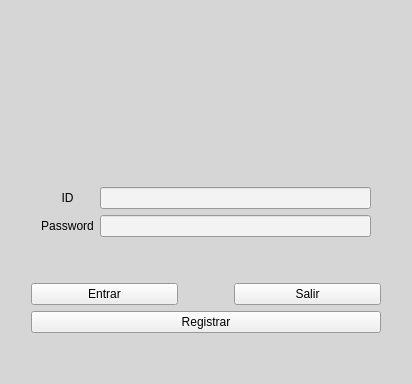
jeremyroa/Proyecto_RJ, file Food_system/login.ui: the form before one commit.
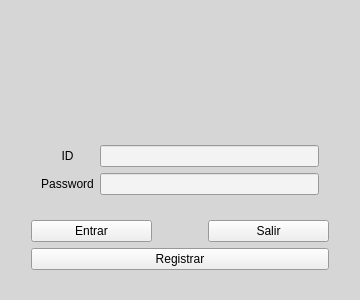
The form after the commit. Icons and pictures are not drawn.

Patch:
```diff
--- a/Food_system/login.ui
+++ b/Food_system/login.ui
@@ -6,10 +6,16 @@
    <rect>
     <x>0</x>
     <y>0</y>
-    <width>412</width>
-    <height>384</height>
+    <width>360</width>
+    <height>300</height>
    </rect>
   </property>
+  <property name="maximumSize">
+   <size>
+    <width>360</width>
+    <height>300</height>
+   </size>
+  </property>
   <property name="palette">
    <palette>
     <active>
```
